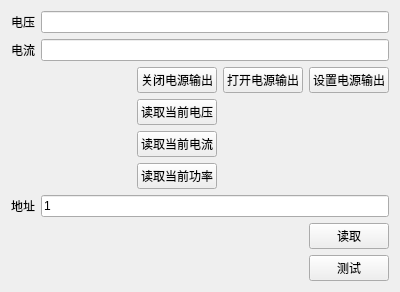
This is src/mainwindow.ui in 75557032/gjsy as Qt 5 draws it before an edit. The edited form follows.
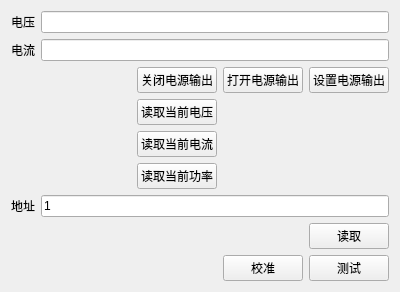
This is the edited form.

What changed in the file:
```diff
--- a/src/mainwindow.ui
+++ b/src/mainwindow.ui
@@ -146,6 +146,13 @@
       </property>
      </widget>
     </item>
+    <item row="8" column="3">
+     <widget class="QPushButton" name="pb_Calc">
+      <property name="text">
+       <string>校准</string>
+      </property>
+     </widget>
+    </item>
    </layout>
   </widget>
  </widget>
```
